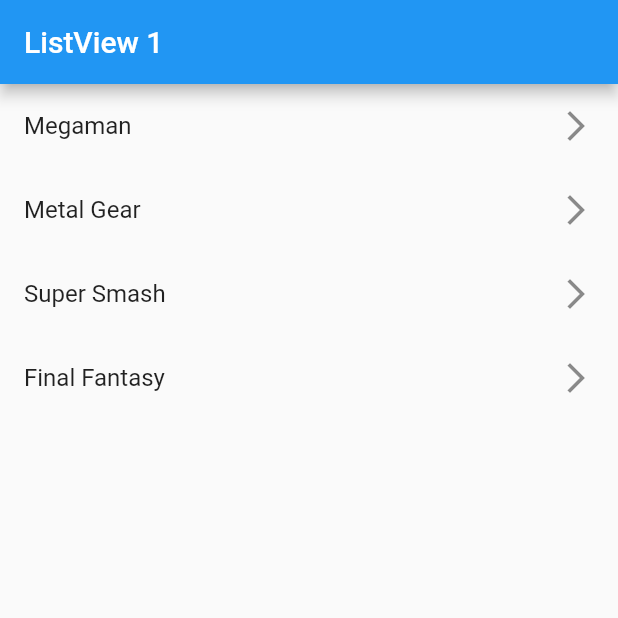
After one commit to camilocallderon/components_jenkins, a Flutter app: the screen it shows after launch, on a phone screen of 412 x 824 dp, the top half of it. The commit adds this screen. Run offline on Flutter 3.47's test engine with Material 2 defaults, Android fonts, the phone set to English and light mode, and no system bars.

Commit message:
feat(listview2): init seconf list view page

```diff
--- a/lib/main.dart
+++ b/lib/main.dart
@@ -1,4 +1,4 @@
-import 'package:components_flutter_3/screens/listview1_screen.dart';
+import 'package:components_flutter_3/screens/listview2_screen.dart';
 import 'package:flutter/material.dart';
 
 void main() => runApp(const MyApp());
@@ -11,7 +11,7 @@
     return const MaterialApp(
       debugShowCheckedModeBanner: false,
       title: 'Componentes App',
-      home: ListView1Screen(),
+      home: ListView2Screen(),
     );
   }
 }
--- /dev/null
+++ b/lib/screens/listview2_screen.dart
@@ -0,0 +1,30 @@
+import 'package:flutter/material.dart';
+
+class ListView2Screen extends StatelessWidget {
+  const ListView2Screen({super.key});
+
+  final options = const [
+    'Megaman',
+    'Metal Gear',
+    'Super Smash',
+    'Final Fantasy'
+  ];
+
+  @override
+  Widget build(BuildContext context) {
+    return Scaffold(
+        appBar: AppBar(
+          title: const Text('ListView 1'),
+        ),
+        body: ListView(
+          children: [
+            ...options
+                .map((e) => ListTile(
+                      title: Text(e),
+                      trailing: const Icon(Icons.arrow_forward_ios_sharp),
+                    ))
+                .toList(),
+          ],
+        ));
+  }
+}
```
